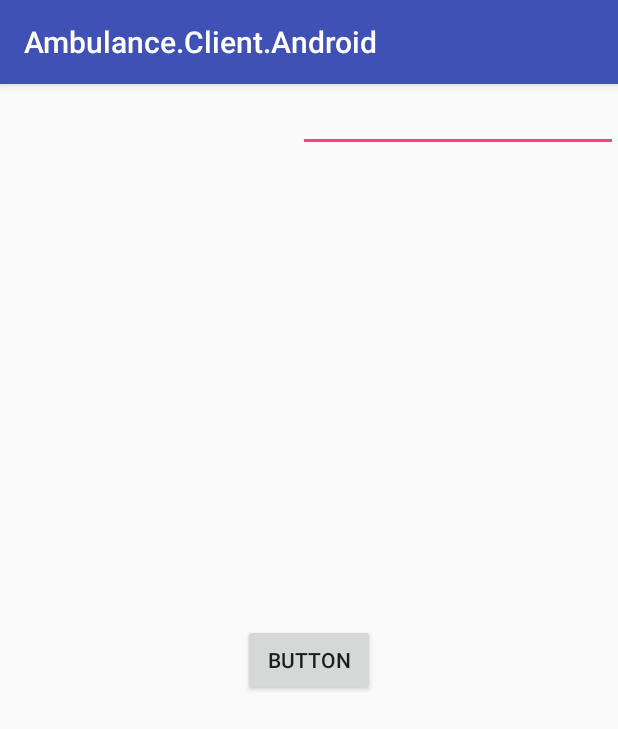
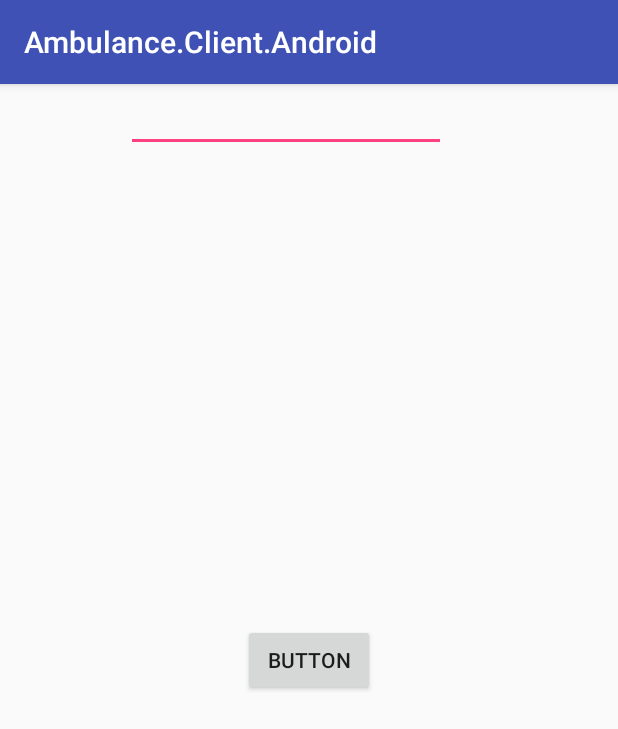
Before and after one commit to wekkew/ambulance_administration, an Android app: the screen it shows after launch (MainActivity), on a phone screen of 412 x 824 dp. Shown: the top 729 px of the screen. Run offline under Robolectric (Android 15) with nearby library versions, the phone set to English and light mode, and no system bars.

Commit message:
minor modifications

```diff
--- a/android_client/app/src/main/res/layout/activity_main.xml
+++ b/android_client/app/src/main/res/layout/activity_main.xml
@@ -29,10 +29,13 @@
         android:id="@+id/editText"
         android:layout_width="wrap_content"
         android:layout_height="wrap_content"
+        android:layout_marginRight="84dp"
+        android:layout_marginStart="84dp"
         android:ems="10"
         android:inputType="textPersonName"
         app:layout_constraintRight_toRightOf="parent"
-        tools:layout_editor_absoluteY="44dp"
+        app:layout_constraintStart_toStartOf="parent"
+        tools:layout_editor_absoluteY="48dp"
         tools:text="this rand text" />
 
 </android.support.constraint.ConstraintLayout>
--- a/carapp/app/src/main/AndroidManifest.xml
+++ b/carapp/app/src/main/AndroidManifest.xml
@@ -1,6 +1,6 @@
 <?xml version="1.0" encoding="utf-8"?>
 <manifest xmlns:android="http://schemas.android.com/apk/res/android"
-    package="com.example.quickstart">
+    package="com.example.carapp">
 
     <uses-permission android:name="android.permission.INTERNET" />
     <uses-permission android:name="android.permission.ACCESS_NETWORK_STATE" />
@@ -12,7 +12,7 @@
         android:label="@string/app_name"
         android:theme="@style/AppTheme" >
         <activity
-            android:name=".MainActivity"
+            android:name="MainActivity"
             android:label="@string/main_act" >
             <intent-filter>
                 <action android:name="android.intent.action.MAIN" />
--- a/carapp/app/src/main/java/MainActivity.java
+++ b/carapp/app/src/main/java/com/example/carapp/MainActivity.java
@@ -59,7 +59,8 @@ public class MainActivity extends Activity implements EasyPermissions.Permission
     static final int REQUEST_PERMISSION_GET_ACCOUNTS = 1003;
 
 
-    private static final String BUTTON_TEXT = "@string/button_text";
+    private final String BUTTON_TEXT = "strings/button_text";
+    String get_res = getString(R.string.button_text);
     private static final String PREF_ACCOUNT_NAME = "@string/pref_account_name";
     private static final String[] SCOPES = { SheetsScopes.SPREADSHEETS_READONLY };
 
@@ -101,7 +102,7 @@ public class MainActivity extends Activity implements EasyPermissions.Permission
         mOutputText.setVerticalScrollBarEnabled(true);
         mOutputText.setMovementMethod(new ScrollingMovementMethod());
         mOutputText.setText(
-                "Click the \'" + BUTTON_TEXT +"\' button to test the API.");
+                "Click the \'" + get_res +"\' button to test the API.");
         activityLayout.addView(mOutputText);
 
         mProgress = new ProgressDialog(this);
--- a/carapp/build.gradle
+++ b/carapp/build.gradle
@@ -7,7 +7,7 @@ buildscript {
         jcenter()
     }
     dependencies {
-        classpath 'com.android.tools.build:gradle:3.0.1'
+        classpath 'com.android.tools.build:gradle:3.1.2'
 
 
         // NOTE: Do not place your application dependencies here; they belong
```
Also changed, not shown: carapp/gradle/wrapper/gradle-wrapper.properties.
